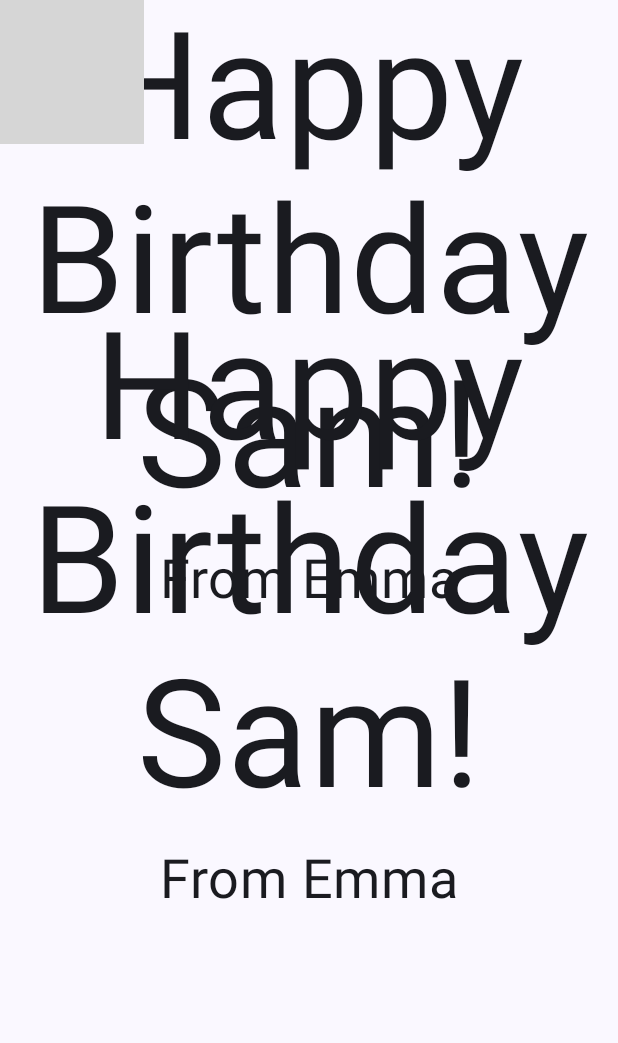
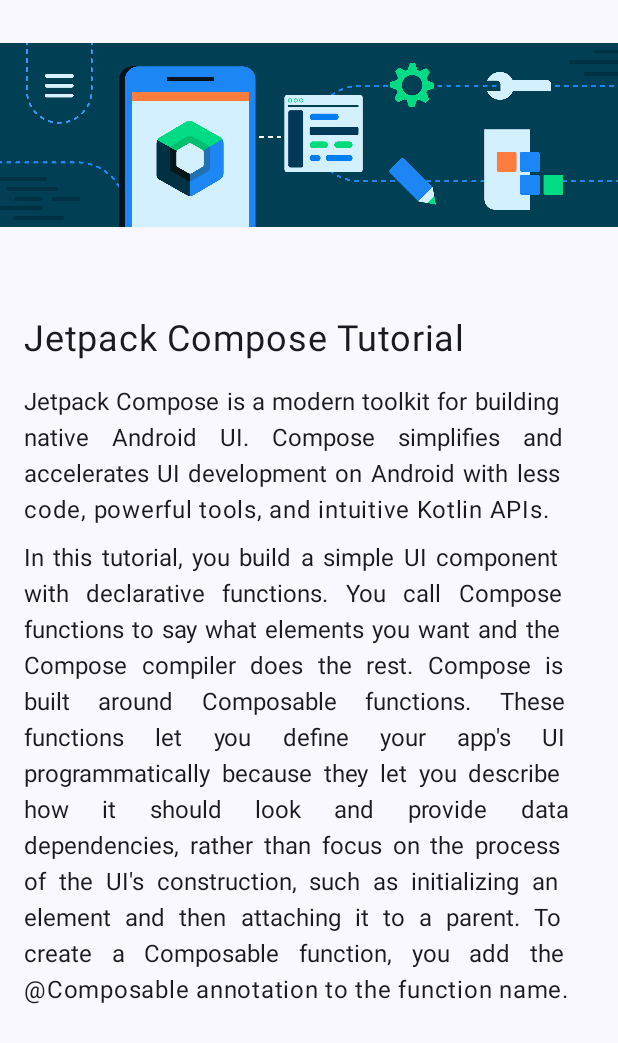
Before and after one commit to AncharGilgamesh/KotlinComposeTutorial, an Android app built with Jetpack Compose: the screen it shows after launch (MainActivity), on a phone screen of 412 x 824 dp. Shown: the top 1043 px of the screen. Run offline under Robolectric (Android 15) with nearby library versions, the phone set to English and light mode, and no system bars; grey boxes are pictures that could not be loaded.

Commit message:
jetpack compose tutorial

```diff
--- a/app/src/main/java/com/example/first_unit/MainActivity.kt
+++ b/app/src/main/java/com/example/first_unit/MainActivity.kt
@@ -17,6 +17,9 @@
 import androidx.compose.ui.Modifier
 import androidx.compose.ui.text.style.TextAlign
 import androidx.compose.foundation.Image
+import androidx.compose.foundation.layout.Spacer
+import androidx.compose.foundation.layout.fillMaxWidth
+import androidx.compose.foundation.layout.height
 import androidx.compose.ui.layout.ContentScale
 import androidx.compose.ui.res.stringResource
 import androidx.compose.ui.tooling.preview.Preview
@@ -31,14 +34,11 @@
         setContent {
             First_UnitTheme {
                 Scaffold(modifier = Modifier.fillMaxSize()) { innerPadding ->
-                    GreetingText(
-                        message = "Happy Birthday Sam!",
-                        from = "From Emma",
+                    ArticleTitleImg(
+                        titleName = "Jetpack Compose Tutorial",
+                        articleDesc = "Jetpack Compose is a modern toolkit for building native Android UI. Compose simplifies and accelerates UI development on Android with less code, powerful tools, and intuitive Kotlin APIs.",
+                        tutorialInfo = "In this tutorial, you build a simple UI component with declarative functions. You call Compose functions to say what elements you want and the Compose compiler does the rest. Compose is built around Composable functions. These functions let you define your app's UI programmatically because they let you describe how it should look and provide data dependencies, rather than focus on the process of the UI's construction, such as initializing an element and then attaching it to a parent. To create a Composable function, you add the @Composable annotation to the function name.",
                         modifier = Modifier.padding(innerPadding)
-                    )
-                    GreetingImage(
-                        message = "Happy Birthday Sam!",
-                        from = "From Emma"
                     )
                 }
             }
@@ -47,44 +47,37 @@
 }
 
 @Composable
-fun GreetingText(message: String, from: String, modifier: Modifier = Modifier) {
-    Column(
-        verticalArrangement = Arrangement.Center,
-        modifier = modifier
-    ) {
+fun ArticleTitleImg(
+    titleName: String,
+    articleDesc: String,
+    tutorialInfo: String,
+    modifier: Modifier = Modifier
+) {
+    Column(modifier = modifier.fillMaxSize()) {
+        val titleImage = painterResource(id = R.drawable.bg_compose_background)
+        Image(
+            painter = titleImage,
+            contentDescription = null,
+            modifier = Modifier
+                .fillMaxWidth()
+                .height(180.dp)
+        )
+        Spacer(modifier = Modifier.height(16.dp))
         Text(
-            text = message,
-            fontSize = 100.sp,
-            lineHeight = 116.sp,
-            textAlign = TextAlign.Center
+            text = titleName,
+            fontSize = 24.sp,
+            modifier = Modifier.padding(16.dp)
         )
         Text(
-            text = from,
-            fontSize = 36.sp,
-            modifier = Modifier
-                .padding(16.dp)
-                .align(alignment = Alignment.CenterHorizontally)
+            text = articleDesc,
+            modifier = Modifier.padding(horizontal = 16.dp),
+            textAlign = TextAlign.Justify
         )
-    }
-}
-
-@Composable
-fun GreetingImage(message: String, from: String, modifier: Modifier = Modifier) {
-    val image = painterResource(R.drawable.androidparty)
-    Box(modifier) {
-        Image(
-            painter = image,
-            contentDescription = null,
-            contentScale = ContentScale.Crop,
-            alpha = 0.5F
-
-        )
-        GreetingText(
-            message = message,
-            from = from,
-            modifier = Modifier
-                .fillMaxSize()
-                .padding(8.dp)
+        Spacer(modifier = Modifier.height(8.dp))
+        Text(
+            text = tutorialInfo,
+            modifier = Modifier.padding(horizontal = 16.dp),
+            textAlign = TextAlign.Justify
         )
     }
 }
@@ -94,9 +87,10 @@
 fun GreetingPreview() {
     First_UnitTheme {
         //GreetingText(message = "Happy Birthday Sam!", from = "From Emma")
-        GreetingImage(
-            message = "Happy Birthday Sam!",
-            from = "From Emma"
+        ArticleTitleImg(
+            titleName = "Jetpack Compose Tutorial",
+            articleDesc = "Jetpack Compose is a modern toolkit for building native Android UI. Compose simplifies and accelerates UI development on Android with less code, powerful tools, and intuitive Kotlin APIs.",
+            tutorialInfo = "In this tutorial, you build a simple UI component with declarative functions. You call Compose functions to say what elements you want and the Compose compiler does the rest. Compose is built around Composable functions. These functions let you define your app's UI programmatically because they let you describe how it should look and provide data dependencies, rather than focus on the process of the UI's construction, such as initializing an element and then attaching it to a parent. To create a Composable function, you add the @Composable annotation to the function name."
         )
     }
 }
```
